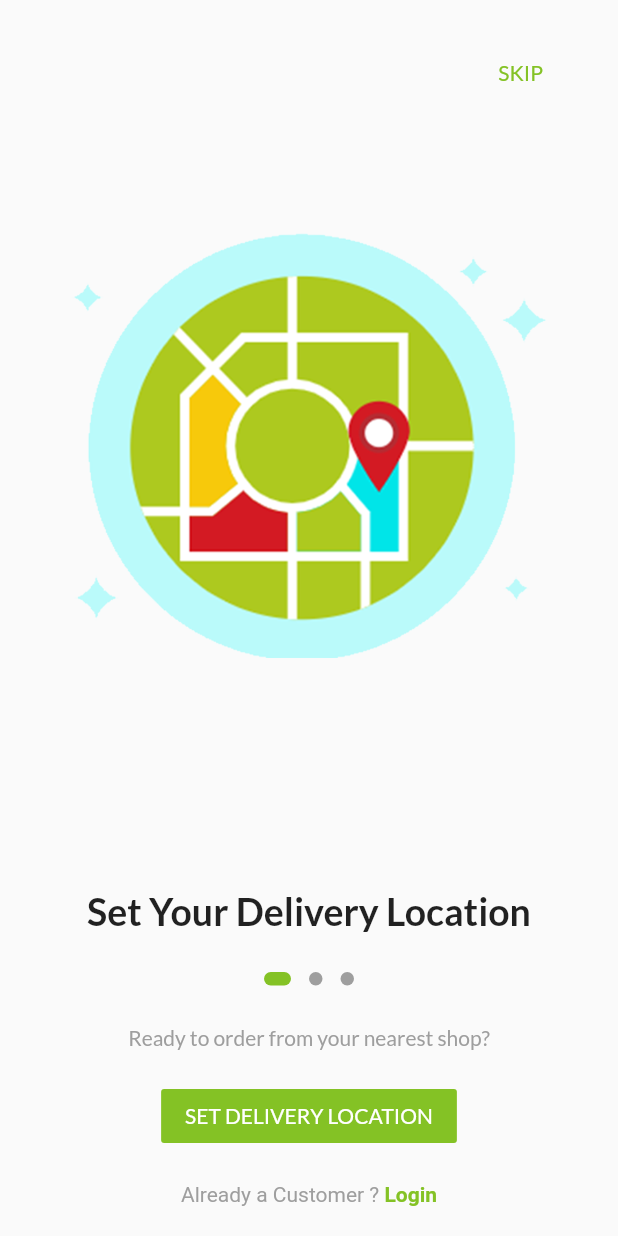
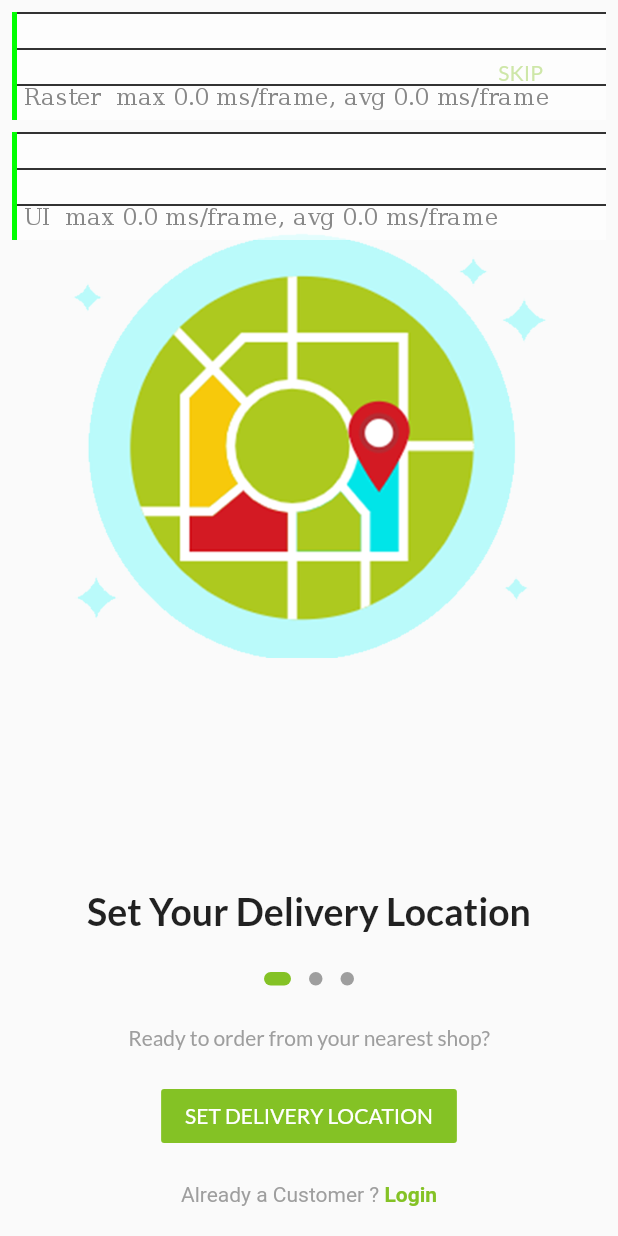
Before and after one commit to sanket27898/Fluttter_cloudKitchen_Customer_app, a Flutter app: the screen it shows after launch, on a phone screen of 412 x 824 dp. Run offline on Flutter 3.47's test engine with Material 2 defaults, Android fonts, the phone set to English and light mode, and no system bars; drawn by our look-alikes of dots_indicator; our stand-ins replace carousel_slider, cloud_firestore, firebase_auth, firebase_core, flutter_spinkit, geolocator and 3 more; missing offline and left inert: geocoder, paginate_firestore; accounts and stored records are empty.

Commit message:
here we just making const everything and test the performance.. not saticefied but some what performance increase..

```diff
--- a/lib/main.dart
+++ b/lib/main.dart
@@ -40,9 +40,10 @@ class MyApp extends StatelessWidget {
   @override
   Widget build(BuildContext context) {
     return MaterialApp(
+      showPerformanceOverlay: true,
       debugShowCheckedModeBanner: false,
       theme: ThemeData(
-        primaryColor: Color(0xFF84c225),
+        primaryColor: const Color(0xFF84c225),
         fontFamily: 'Lato',
       ),
       initialRoute: SplashScreen.routeName,
--- a/lib/screens/home_screen.dart
+++ b/lib/screens/home_screen.dart
@@ -1,9 +1,5 @@
 import 'package:first_firebase_flutter_project/widgets/near_by_store.dart';
 import 'package:flutter/material.dart';
-
-import 'package:provider/provider.dart';
-
-import '../provider/auth_provider.dart';
 
 import '../widgets/image_slider.dart';
 import '../widgets/my_appbar.dart';
--- a/lib/screens/onboard_screen.dart
+++ b/lib/screens/onboard_screen.dart
@@ -18,7 +18,7 @@ List<Widget> _pages = [
   Column(
     children: [
       Expanded(child: Image.asset('images/enteraddress.png')),
-      Text(
+      const Text(
         'Set Your Delivery Location',
         style: kPageViewTextStyle,
         textAlign: TextAlign.center,
@@ -28,7 +28,7 @@ List<Widget> _pages = [
   Column(
     children: [
       Expanded(child: Image.asset('images/orderfood.png')),
-      Text(
+      const Text(
         'Order Online from Your Favourite Store',
         style: kPageViewTextStyle,
         textAlign: TextAlign.center,
@@ -38,7 +38,7 @@ List<Widget> _pages = [
   Column(
     children: [
       Expanded(child: Image.asset('images/deliverfood.png')),
-      Text(
+      const Text(
         'Quick Deliver to your Doorstep',
         style: kPageViewTextStyle,
         textAlign: TextAlign.center,
@@ -63,7 +63,7 @@ class _OnBoardScreenState extends State<OnBoardScreen> {
             },
           ),
         ),
-        SizedBox(
+        const SizedBox(
           height: 20,
         ),
         DotsIndicator(
@@ -77,7 +77,7 @@ class _OnBoardScreenState extends State<OnBoardScreen> {
             activeColor: Theme.of(context).primaryColor,
           ),
         ),
-        SizedBox(
+        const SizedBox(
           height: 20,
         ),
       ],
--- a/lib/screens/profile_screen.dart
+++ b/lib/screens/profile_screen.dart
@@ -11,7 +11,7 @@ class ProfileScreen extends StatelessWidget {
     return Scaffold(
       body: Center(
         child: RaisedButton(
-          child: Text('Sign Out'),
+          child: const Text('Sign Out'),
           onPressed: () {
             FirebaseAuth.instance.signOut();
 
--- a/lib/screens/splash_screen.dart
+++ b/lib/screens/splash_screen.dart
@@ -7,7 +7,6 @@ import 'package:shared_preferences/shared_preferences.dart';
 
 import '../services/user_services.dart';
 
-import './home_screen.dart';
 import './welcome_screen.dart';
 import '../screens/landing_screen.dart';
 
@@ -71,7 +70,7 @@ class _SplashScreenState extends State<SplashScreen> {
             mainAxisSize: MainAxisSize.min,
             children: [
               Image.asset("images/logo.png"),
-              Text(
+              const Text(
                 'Grocery Store',
                 style: TextStyle(fontSize: 15, fontWeight: FontWeight.bold),
               )
--- a/lib/screens/welcome_screen.dart
+++ b/lib/screens/welcome_screen.dart
@@ -40,21 +40,22 @@ class _WelcomeScreenState extends State<WelcomeScreen> {
                           children: [
                             Text(
                               auth.error,
-                              style: TextStyle(color: Colors.red, fontSize: 12),
+                              style: const TextStyle(
+                                  color: Colors.red, fontSize: 12),
                             ),
-                            SizedBox(
+                            const SizedBox(
                               height: 5,
                             ),
                           ],
                         ),
                       ),
                     ),
-                    Text(
+                    const Text(
                       'LOGIN',
                       style:
                           TextStyle(fontSize: 20, fontWeight: FontWeight.bold),
                     ),
-                    Text(
+                    const Text(
                       'Enter your phone number to proceed',
                       style: TextStyle(fontSize: 12, color: Colors.grey),
                     ),
@@ -82,7 +83,7 @@ class _WelcomeScreenState extends State<WelcomeScreen> {
                         }
                       },
                     ),
-                    SizedBox(
+                    const SizedBox(
                       height: 10,
                     ),
                     Row(
@@ -111,7 +112,7 @@ class _WelcomeScreenState extends State<WelcomeScreen> {
                                   ? Theme.of(context).primaryColor
                                   : Colors.grey,
                               child: auth.loading
-                                  ? CircularProgressIndicator(
+                                  ? const CircularProgressIndicator(
                                       valueColor: AlwaysStoppedAnimation<Color>(
                                           Colors.white),
                                     )
@@ -119,7 +120,8 @@ class _WelcomeScreenState extends State<WelcomeScreen> {
                                       _validPhoneNumber
                                           ? 'CONTINUE'
                                           : 'ENTER PHONE NUMBER',
-                                      style: TextStyle(color: Colors.white),
+                                      style:
+                                          const TextStyle(color: Colors.white),
                                     ),
                             ),
                           ),
@@ -161,18 +163,18 @@ class _WelcomeScreenState extends State<WelcomeScreen> {
               Expanded(
                 child: OnBoardScreen(),
               ),
-              Text(
+              const Text(
                 'Ready to order from your nearest shop?',
                 style: TextStyle(color: Colors.grey),
               ),
-              SizedBox(height: 20),
+              const SizedBox(height: 20),
               FlatButton(
                 color: Theme.of(context).primaryColor,
                 child: locationData.loading
-                    ? CircularProgressIndicator(
+                    ? const CircularProgressIndicator(
                         valueColor: AlwaysStoppedAnimation<Color>(Colors.white),
                       )
-                    : Text(
+                    : const Text(
                         'SET DELIVERY LOCATION',
                         style: TextStyle(color: Colors.white),
                       ),
@@ -195,7 +197,7 @@ class _WelcomeScreenState extends State<WelcomeScreen> {
                   }
                 },
               ),
-              SizedBox(height: 20),
+              const SizedBox(height: 20),
               InkWell(
                 onTap: () {
                   setState(() {
--- a/lib/widgets/image_slider.dart
+++ b/lib/widgets/image_slider.dart
@@ -41,7 +41,7 @@ class _ImageSliderState extends State<ImageSlider> {
               future: getSliderImageFromDb(),
               builder: (_, snapShort) {
                 return snapShort.data == null
-                    ? Center(
+                    ? const Center(
                         child: CircularProgressIndicator(),
                       )
                     : Padding(
```
Also changed, not shown: lib/provider/auth_provider.dart (+3 -4 lines), lib/screens/landing_screen.dart (+4 -4 lines), lib/screens/login_screen.dart (+7 -7 lines), lib/screens/map_screen.dart (+6 -7 lines), lib/widgets/my_appbar.dart (+6 -6 lines), lib/widgets/near_by_store.dart (+15 -15 lines), lib/widgets/top_pick_store.dart (+4 -4 lines).
